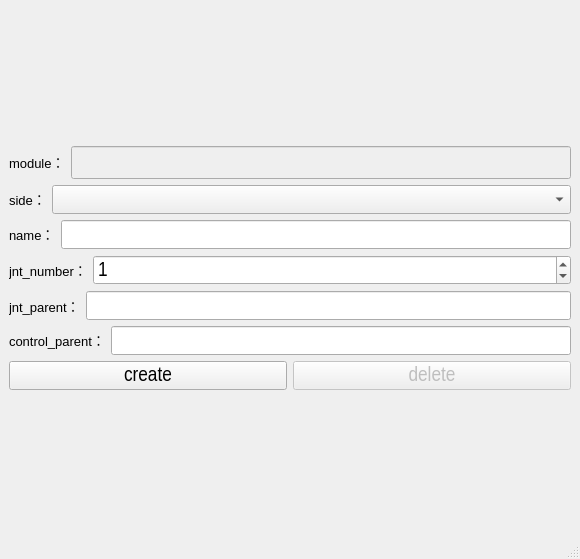
Before: the Qt Designer form bind/ui/widget/base_ui.ui in MuZiMuZi/muziToolset, drawn with Qt 5.
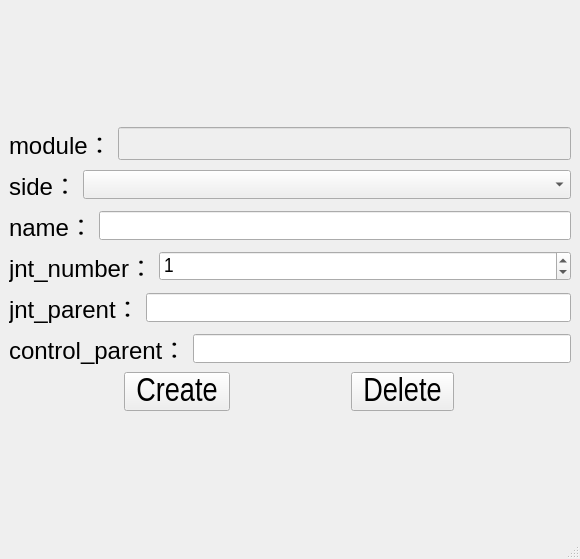
After: the same form once the commit is applied.

Commit message: 优化base_ui的界面设置和属性设置

The edit to the form file:
```diff
--- a/bind/ui/widget/base_ui.ui
+++ b/bind/ui/widget/base_ui.ui
@@ -29,7 +29,7 @@
           </property>
           <property name="font">
            <font>
-            <pointsize>10</pointsize>
+            <pointsize>18</pointsize>
             <kerning>true</kerning>
            </font>
           </property>
@@ -73,7 +73,7 @@
           </property>
           <property name="font">
            <font>
-            <pointsize>10</pointsize>
+            <pointsize>18</pointsize>
             <weight>50</weight>
             <bold>false</bold>
             <kerning>true</kerning>
@@ -128,7 +128,7 @@
           </property>
           <property name="font">
            <font>
-            <pointsize>10</pointsize>
+            <pointsize>18</pointsize>
             <weight>50</weight>
             <bold>false</bold>
             <kerning>true</kerning>
@@ -169,7 +169,7 @@
           </property>
           <property name="font">
            <font>
-            <pointsize>10</pointsize>
+            <pointsize>18</pointsize>
             <weight>50</weight>
             <bold>false</bold>
             <kerning>true</kerning>
@@ -207,7 +207,7 @@
          <widget class="QLabel" name="label_6">
           <property name="font">
            <font>
-            <pointsize>10</pointsize>
+            <pointsize>18</pointsize>
             <weight>50</weight>
             <bold>false</bold>
             <kerning>true</kerning>
@@ -248,7 +248,7 @@
           </property>
           <property name="font">
            <font>
-            <pointsize>10</pointsize>
+            <pointsize>18</pointsize>
             <weight>50</weight>
             <bold>false</bold>
             <kerning>true</kerning>
@@ -280,28 +280,34 @@
       <item>
        <layout class="QHBoxLayout" name="horizontalLayout_7">
         <item>
-         <widget class="QPushButton" name="create_btn">
+         <widget class="QToolButton" name="create_btn">
           <property name="enabled">
            <bool>true</bool>
           </property>
           <property name="font">
            <font>
             <family>Arial Narrow</family>
-            <pointsize>16</pointsize>
+            <pointsize>25</pointsize>
            </font>
           </property>
           <property name="text">
-           <string>create</string>
+           <string>Create</string>
+          </property>
+          <property name="iconSize">
+           <size>
+            <width>40</width>
+            <height>40</height>
+           </size>
           </property>
          </widget>
         </item>
         <item>
-         <widget class="QPushButton" name="delete_btn">
+         <widget class="QToolButton" name="delete_btn">
           <property name="enabled">
-           <bool>false</bool>
+           <bool>true</bool>
           </property>
           <property name="sizePolicy">
-           <sizepolicy hsizetype="Minimum" vsizetype="Fixed">
+           <sizepolicy hsizetype="Fixed" vsizetype="Fixed">
             <horstretch>0</horstretch>
             <verstretch>0</verstretch>
            </sizepolicy>
@@ -309,14 +315,17 @@
           <property name="font">
            <font>
             <family>Arial Narrow</family>
-            <pointsize>16</pointsize>
+            <pointsize>25</pointsize>
            </font>
           </property>
           <property name="text">
-           <string>delete</string>
+           <string>Delete</string>
           </property>
-          <property name="checkable">
-           <bool>false</bool>
+          <property name="iconSize">
+           <size>
+            <width>40</width>
+            <height>40</height>
+           </size>
           </property>
           <property name="checked">
            <bool>false</bool>
```
The commit also changes 2 other files.
